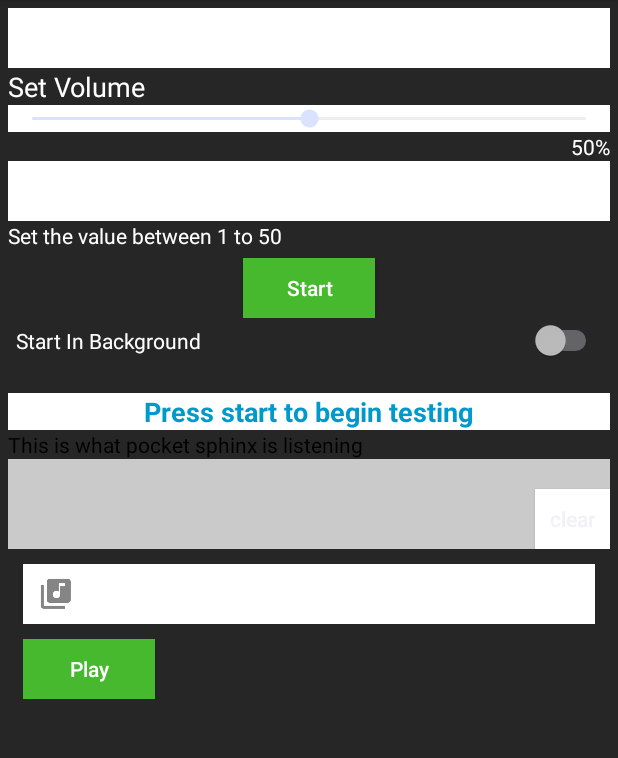
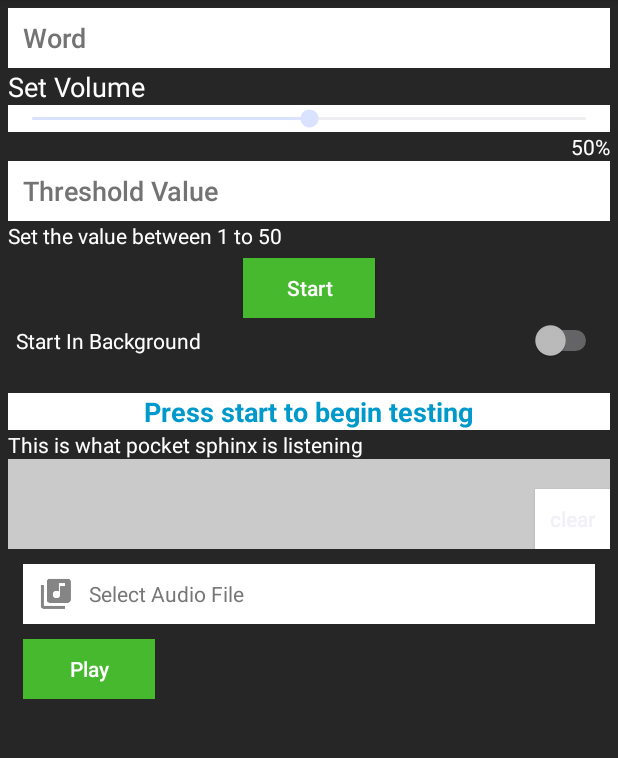
Before and after one commit to samaralii/SongRecognition, an Android app: the screen it shows after launch (TestActivity), on a phone screen of 412 x 824 dp, the part 84-842 px from its top. Run offline under Robolectric (Android 15) with nearby library versions, the phone set to English and light mode, and no system bars.

Commit message:
resume activity on notification click change edit text color and hint color fix keyboard update ui when text matched

```diff
--- a/app/src/main/AndroidManifest.xml
+++ b/app/src/main/AndroidManifest.xml
@@ -12,6 +12,7 @@
         android:label="@string/app_name" >
         <activity
             android:name=".TestActivity"
+            android:launchMode="singleTask"
             android:label="@string/app_name" >
             <intent-filter>
                 <action android:name="android.intent.action.MAIN" />
--- a/app/src/main/res/layout/activity_test.xml
+++ b/app/src/main/res/layout/activity_test.xml
@@ -4,6 +4,8 @@
     android:layout_height="match_parent"
     android:layout_width="match_parent"
     android:background="#262626"
+    android:focusable="true"
+    android:focusableInTouchMode="true"
     >
 
 
@@ -20,6 +22,8 @@
             android:hint="Word"
             android:id="@+id/test_etWord"
             android:background="@android:color/white"
+            android:textColor="@android:color/black"
+            android:textColorHint="#737373"
             android:paddingLeft="10dp"
             />
 
@@ -143,6 +147,8 @@
             android:inputType="number"
             android:paddingLeft="10dp"
             android:background="@android:color/white"
+            android:textColor="@android:color/black"
+            android:textColorHint="#737373"
             />
 
         <TextView
@@ -259,7 +265,7 @@
             android:layout_width="wrap_content"
             android:layout_height="wrap_content"
             android:text="This is what pocket sphinx is listening"
-            android:textColor="@android:color/black"
+            android:textColor="@android:color/white"
             />
 
         <FrameLayout
@@ -299,6 +305,8 @@
             android:paddingTop="10dp"
             android:paddingBottom="10dp"
             android:background="@android:color/white"
+            android:textColor="@android:color/black"
+            android:textColorHint="#767676"
             android:drawableLeft="@drawable/ic_action_file"
             android:drawablePadding="10dp"
             android:lines="1"
```
Also changed, not shown: app/src/main/java/edu/cmu/pocketsphinx/demo/BackgroundService.kt (+4 -3 lines), app/src/main/java/edu/cmu/pocketsphinx/demo/TestActivity.kt (+6 -4 lines).
